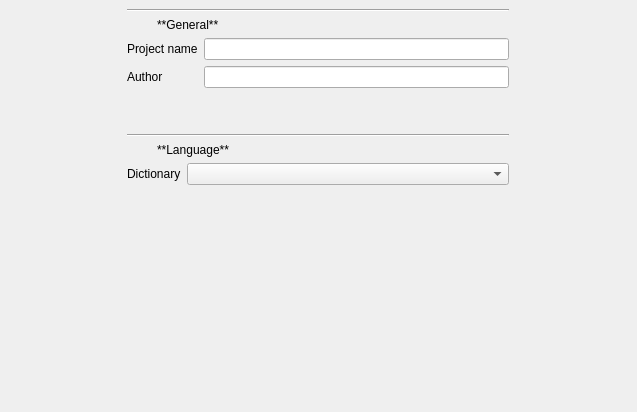
First picture: the form in src/desktopapp/plugins/projectPage/projectview.ui, repository jacquetc/skribisto, before the edit.
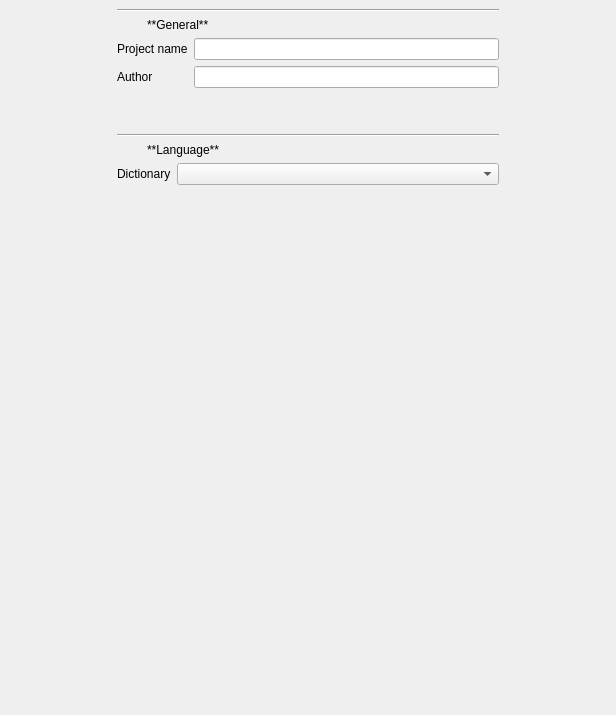
Second picture: the form after the edit. Custom widgets are drawn as their Qt base class.

The edit to the form file:
```diff
--- a/src/desktopapp/plugins/projectPage/projectview.ui
+++ b/src/desktopapp/plugins/projectPage/projectview.ui
@@ -6,8 +6,8 @@
    <rect>
     <x>0</x>
     <y>0</y>
-    <width>637</width>
-    <height>412</height>
+    <width>616</width>
+    <height>715</height>
    </rect>
   </property>
   <property name="windowTitle">
@@ -49,7 +49,7 @@
      <widget class="ViewBaseColoredWidget" name="scrollAreaWidgetContents">
       <property name="geometry">
        <rect>
-        <x>118</x>
+        <x>108</x>
         <y>0</y>
         <width>400</width>
         <height>246</height>
```
